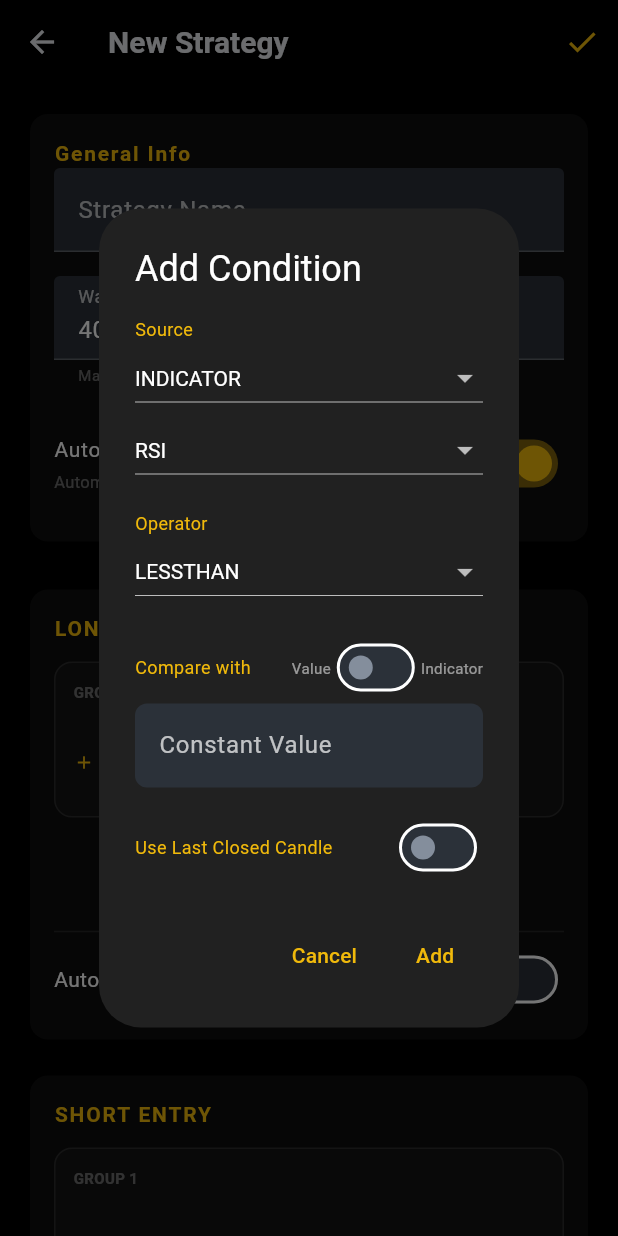
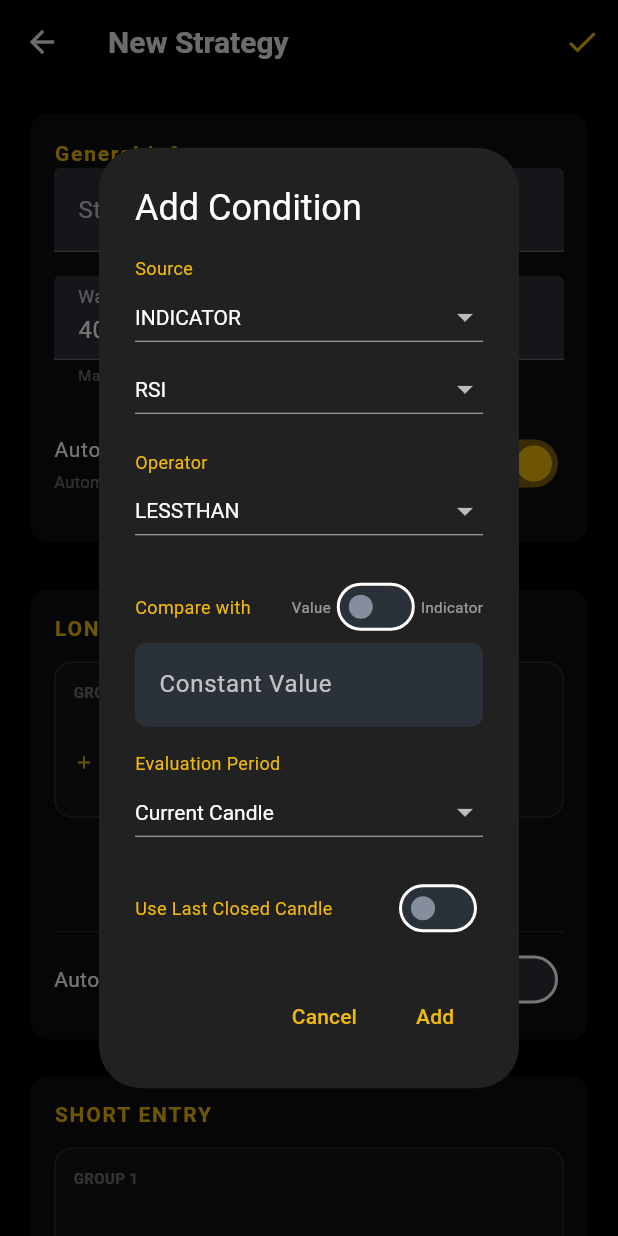
Before and after one commit to fshangala/tradetool, a Flutter app: the StrategyEditView screen opened directly, after a tap on "Add Condition", on a phone screen of 412 x 824 dp. Run offline on Flutter 3.47's test engine with Material 3 defaults, Android fonts, the phone set to English and light mode, and no system bars; our stand-ins replace logger, shared_preferences, wakelock_plus; missing offline and left inert: k_chart_plus; accounts and stored records are empty; network calls fail.

Commit message:
feat: add ANY and ALL evaluation types for strategy conditions with customizable lookback

```diff
--- a/lib/models/strategy.dart
+++ b/lib/models/strategy.dart
@@ -2,6 +2,8 @@ import 'package:uuid/uuid.dart';
 enum ConditionType { price, indicator }
 
 enum Operator { greaterThan, lessThan, equal, crossesAbove, crossesBelow }
+
+enum EvaluationType { current, any, all }
 
 class Condition {
   final ConditionType type;
@@ -12,6 +14,8 @@ class Condition {
   final ConditionType targetType;
   final String? targetIndicatorName;
   final bool useLastClosedData;
+  final int lookbackCandles;
+  final EvaluationType evalType;
 
   Condition({
     required this.type,
@@ -22,6 +26,8 @@ class Condition {
     this.targetType = ConditionType.price,
     this.targetIndicatorName,
     this.useLastClosedData = false,
+    this.lookbackCandles = 1,
+    this.evalType = EvaluationType.current,
   });
 
   factory Condition.fromJson(Map<String, dynamic> json) {
@@ -36,6 +42,10 @@ class Condition {
           : ConditionType.price,
       targetIndicatorName: json['targetIndicatorName'],
       useLastClosedData: json['useLastClosedData'] ?? false,
+      lookbackCandles: json['lookbackCandles'] ?? 1,
+      evalType: json['evalType'] != null
+          ? EvaluationType.values.firstWhere((e) => e.name == json['evalType'])
+          : EvaluationType.current,
     );
   }
 
@@ -49,6 +59,8 @@ class Condition {
       'targetType': targetType.name,
       'targetIndicatorName': targetIndicatorName,
       'useLastClosedData': useLastClosedData,
+      'lookbackCandles': lookbackCandles,
+      'evalType': evalType.name,
     };
   }
 }
--- a/lib/views/strategy_edit_view.dart
+++ b/lib/views/strategy_edit_view.dart
@@ -635,7 +635,15 @@ class _StrategyEditViewState extends State<StrategyEditView> {
         : c.indicatorName!;
     String rightSide = c.targetIndicatorName ?? c.value.toString();
     String suffix = c.useLastClosedData ? ' [Last]' : '';
-    return '$leftSide $opStr $rightSide$suffix';
+
+    String prefix = '';
+    if (c.evalType == EvaluationType.any) {
+      prefix = 'ANY of Last ${c.lookbackCandles}: ';
+    } else if (c.evalType == EvaluationType.all) {
+      prefix = 'ALL of Last ${c.lookbackCandles}: ';
+    }
+
+    return '$prefix$leftSide $opStr $rightSide$suffix';
   }
 
   String _opToSymbol(Operator op) {
@@ -1311,7 +1319,9 @@ class _StrategyEditViewState extends State<StrategyEditView> {
     bool isComparingWithIndicator = false;
     String targetIndicator = 'EMA25';
     bool useLastClosedData = false;
+    EvaluationType selectedEvalType = EvaluationType.current;
     final valueController = TextEditingController();
+    final lookbackController = TextEditingController(text: '5');
 
     showDialog(
       context: context,
@@ -1388,6 +1398,28 @@ class _StrategyEditViewState extends State<StrategyEditView> {
                     decoration: const InputDecoration(labelText: 'Constant Value', labelStyle: TextStyle(color: Colors.white70)),
                   ),
                 const SizedBox(height: 16),
+                const Text('Evaluation Period', style: TextStyle(color: BinanceTheme.yellow, fontSize: 12)),
+                DropdownButton<EvaluationType>(
+                  value: selectedEvalType,
+                  dropdownColor: Colors.grey[850],
+                  isExpanded: true,
+                  style: const TextStyle(color: Colors.white),
+                  items: EvaluationType.values.map((type) {
+                    String label = 'Current Candle';
+                    if (type == EvaluationType.any) label = 'ANY of last N candles';
+                    if (type == EvaluationType.all) label = 'ALL of last N candles';
+                    return DropdownMenuItem(value: type, child: Text(label));
+                  }).toList(),
+                  onChanged: (val) => setDialogState(() => selectedEvalType = val!),
+                ),
+                if (selectedEvalType != EvaluationType.current)
+                  TextField(
+                    controller: lookbackController,
+                    keyboardType: TextInputType.number,
+                    style: const TextStyle(color: Colors.white),
+                    decoration: const InputDecoration(labelText: 'Lookback Range (N)', labelStyle: TextStyle(color: Colors.white70)),
+                  ),
+                const SizedBox(height: 16),
                 Row(
                   children: [
                     const Text('Use Last Closed Candle', style: TextStyle(color: BinanceTheme.yellow, fontSize: 12)),
@@ -1413,6 +1445,7 @@ class _StrategyEditViewState extends State<StrategyEditView> {
                   if (parsed == null) return;
                   value = parsed;
                 }
+                final int finalLookback = selectedEvalType == EvaluationType.current ? 1 : (int.tryParse(lookbackController.text) ?? 5);
                 setState(() {
                   conditions.add(Condition(
                     type: selectedType,
@@ -1422,6 +1455,8 @@ class _StrategyEditViewState extends State<StrategyEditView> {
                     targetType: isComparingWithIndicator ? ConditionType.indicator : ConditionType.price,
                     targetIndicatorName: isComparingWithIndicator ? targetIndicator : null,
                     useLastClosedData: useLastClosedData,
+                    evalType: selectedEvalType,
+                    lookbackCandles: finalLookback,
                   ));
                 });
                 Navigator.pop(context);
```
Also changed, not shown: lib/viewmodels/strategy_evaluation_viewmodel.dart (+30 -6 lines), 2 other files.
